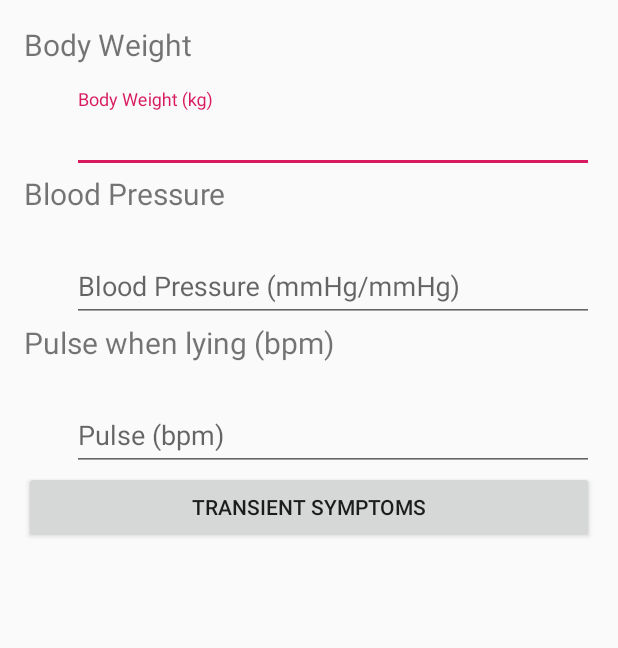
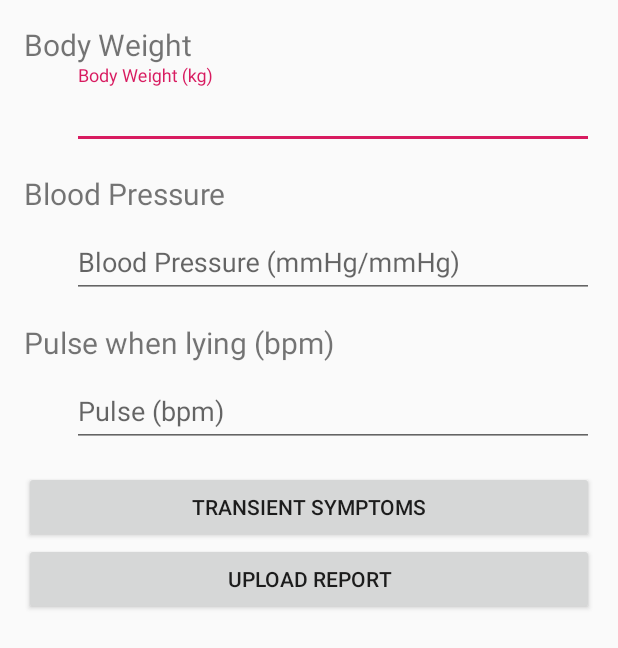
Before and after one commit to jaqxues/Thunder, an Android app: the layout fragment_health_check.xml on its own in the app's theme, with its tools: preview values and no code run, on a phone screen of 412 x 824 dp. Shown: the top 648 px of the screen. Run offline under Robolectric (Android 15) with nearby library versions, the phone set to English and light mode, and no system bars; network calls fail.

Commit message:
HealthCheck

```diff
--- a/app/src/main/res/layout/fragment_health_check.xml
+++ b/app/src/main/res/layout/fragment_health_check.xml
@@ -4,20 +4,20 @@
     android:layout_width="match_parent"
     android:layout_height="match_parent"
     android:layout_margin="16dp"
-    tools:context=".HealthCheckFragment"
+    tools:context=".fragments.HealthCheckFragment"
     android:orientation="vertical">
 
     <TextView
         android:id="@+id/weight_title"
         android:layout_width="match_parent"
         android:layout_height="wrap_content"
-        android:layout_marginBottom="16dp"
         android:textSize="20sp"
         android:text="Body Weight" />
 
     <com.google.android.material.textfield.TextInputLayout
         android:layout_width="match_parent"
         android:layout_height="wrap_content"
+        android:layout_marginBottom="16dp"
         android:layout_marginStart="32dp"
         android:hint="Body Weight (kg)">
 
@@ -32,13 +32,13 @@
     <TextView
         android:layout_width="match_parent"
         android:layout_height="wrap_content"
-        android:layout_marginBottom="16dp"
         android:textSize="20sp"
         android:text="Blood Pressure" />
 
     <com.google.android.material.textfield.TextInputLayout
         android:layout_width="match_parent"
         android:layout_height="wrap_content"
+        android:layout_marginBottom="16dp"
         android:layout_marginStart="32dp"
         android:hint="Blood Pressure (mmHg/mmHg)">
 
@@ -52,13 +52,13 @@
     <TextView
         android:layout_width="match_parent"
         android:layout_height="wrap_content"
-        android:layout_marginBottom="16dp"
         android:textSize="20sp"
         android:text="Pulse when lying (bpm)" />
 
     <com.google.android.material.textfield.TextInputLayout
         android:layout_width="match_parent"
         android:layout_height="wrap_content"
+        android:layout_marginBottom="16dp"
         android:layout_marginStart="32dp"
         android:hint="Pulse (bpm)">
 
@@ -70,8 +70,14 @@
     </com.google.android.material.textfield.TextInputLayout>
 
     <Button
-        android:id="@+id/temp_symps"
+        android:id="@+id/temp_symps_btn"
         android:layout_width="match_parent"
         android:layout_height="wrap_content"
         android:text="Transient symptoms" />
+
+    <Button
+        android:id="@+id/send_report_btn"
+        android:layout_width="match_parent"
+        android:layout_height="wrap_content"
+        android:text="Upload Report" />
 </LinearLayout>
```
Also changed, not shown: app/src/main/java/com/jaqxues/thunder/HealthCheckFragment.kt (deleted, +0 -52 lines), app/src/main/java/com/jaqxues/thunder/MainActivity.kt (+14 -0 lines), app/src/main/java/com/jaqxues/thunder/fragments/HealthCheckFragment.kt (added, +89 -0 lines), app/src/main/java/com/jaqxues/thunder/fragments/ScopedFragment.kt (added, +23 -0 lines), app/src/main/java/com/jaqxues/thunder/fragments/UserInformationFragment.kt (+15 -0 lines).
